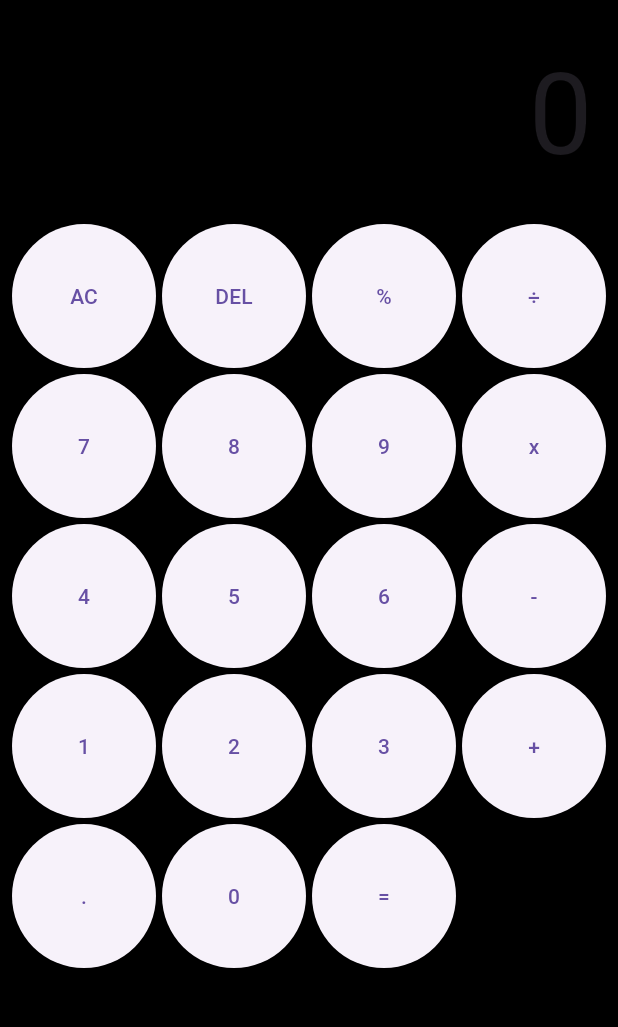
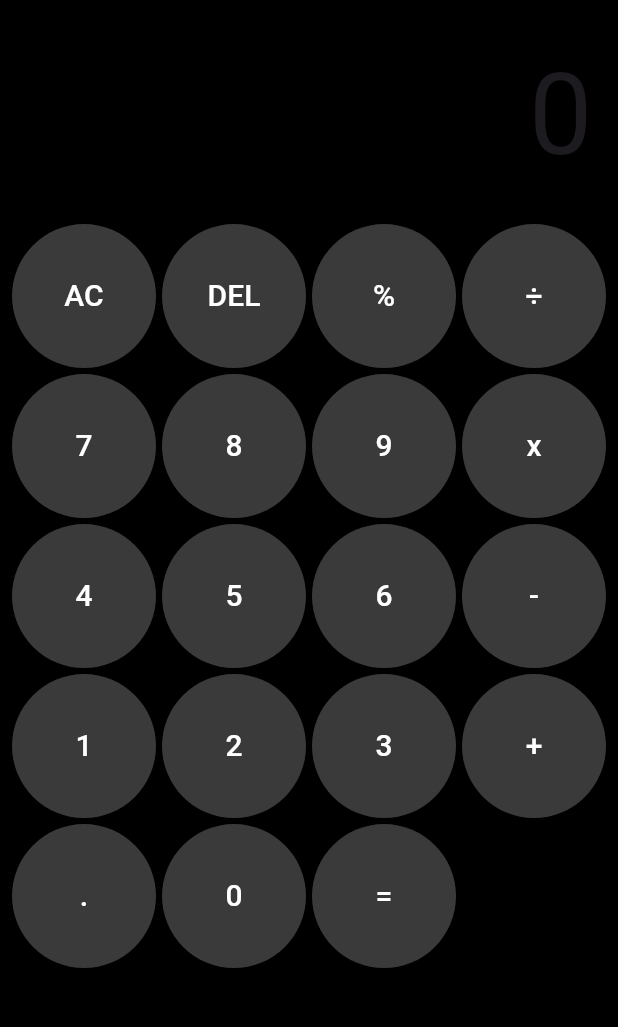
Before and after one commit to lucifron28/calculator, a Flutter app: the screen it shows after launch, on a phone screen of 412 x 824 dp, the part 84-1111 px from its top. Run offline on Flutter 3.47's test engine with Material 3 defaults, Android fonts, the phone set to English and light mode, and no system bars; our stand-ins replace logger, math_expressions.

Commit message:
change color

```diff
--- a/lib/widgets/calc_button.dart
+++ b/lib/widgets/calc_button.dart
@@ -14,7 +14,11 @@ class CalcButton extends StatelessWidget {
   Widget build(BuildContext context) {
     return ElevatedButton(
       onPressed: () => buttonPressed(text),
-      child: Text(text),
+      style: ButtonStyle(
+        backgroundColor: WidgetStateProperty.all(const Color.fromARGB(255, 59, 58, 58)),
+        foregroundColor: WidgetStateProperty.all(Colors.white),
+      ),
+      child: Text(text, style: TextStyle(fontSize: 20),),
     );
   }
 }
```
